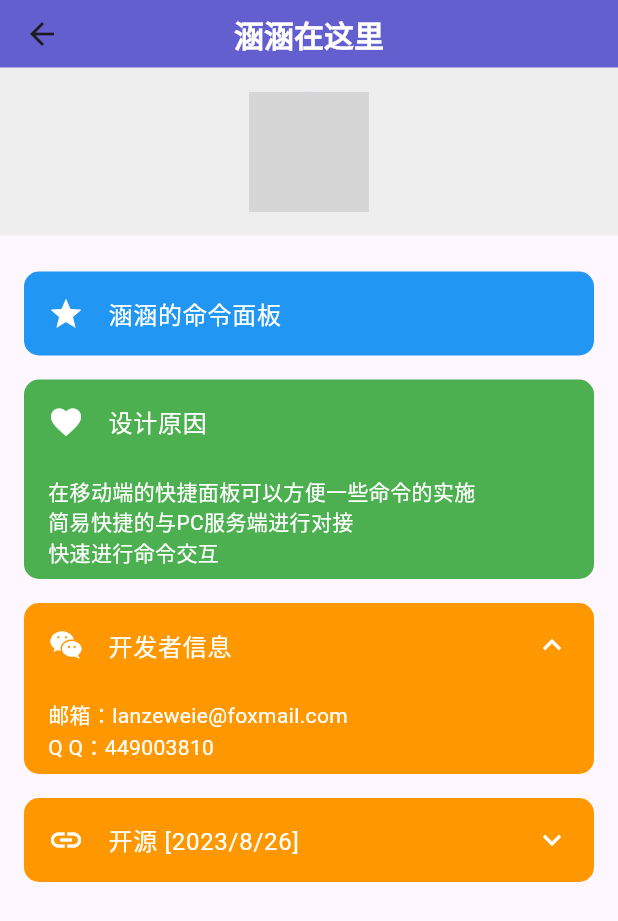
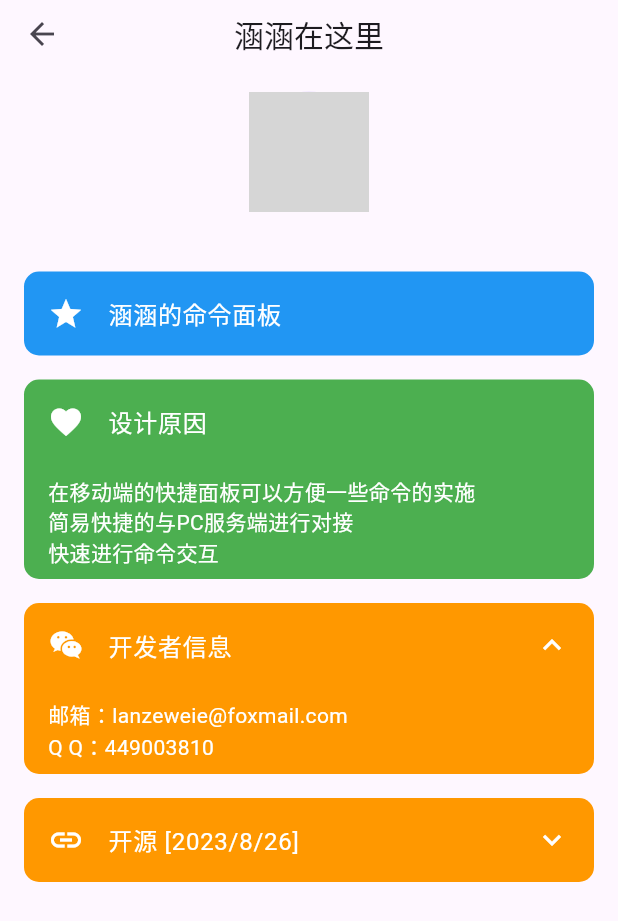
Before and after one commit to lanzeweie/HanHan, a Flutter app: the IntroductionPage screen opened directly, on a phone screen of 412 x 824 dp. Shown: the top 921 px of the screen. Run offline on Flutter 3.47's test engine with Material 3 defaults, Android fonts, the phone set to English and light mode, and no system bars; our stand-ins replace introduction_screen, shared_preferences; accounts and stored records are empty; network calls fail; grey boxes are pictures that could not be loaded.

Commit message:
更换主题颜色，添加深色模式

```diff
--- a/lib/Introduction.dart
+++ b/lib/Introduction.dart
@@ -1,6 +1,6 @@
 import 'package:flutter/material.dart';
 import 'package:url_launcher/url_launcher.dart';
-
+import 'color.dart';
 //介绍页面
 
 void main() {
@@ -17,8 +17,12 @@ class IntroductionApp extends StatelessWidget {
 }
 
 class IntroductionPage extends StatelessWidget {
+  bool isDarkMode = false;
   @override
   Widget build(BuildContext context) {
+    // 自动颜色主题
+    final Brightness brightness = MediaQuery.of(context).platformBrightness;
+    isDarkMode = brightness == Brightness.dark; // Update isDarkMode variable
     return Scaffold(
       appBar: PreferredSize(
         preferredSize: Size.fromHeight(45), // 设置顶部栏的高度为 80 像素
@@ -27,12 +31,14 @@ class IntroductionPage extends StatelessWidget {
             '涵涵在这里',
             style: TextStyle(
               fontSize: 20, // 设置字号为20
-              fontWeight: FontWeight.bold, // 设置粗体
-              color: Colors.white, // 设置文字颜色为黑色
+              color: AppColors.colorConfigText(isDarkMode),
             ),
           ),
           centerTitle: true, // 文字居中显示
-          backgroundColor: Color(0xFF645fce), // 设置背景颜色为 #6F3381
+          backgroundColor: AppColors.colorConfigKuangJia(isDarkMode),
+          iconTheme: IconThemeData(
+            color: AppColors.colorConfigJianTou(isDarkMode), // 设置返回箭头的颜色
+          ),
         ),
       ),
       body: SingleChildScrollView(
@@ -91,7 +97,7 @@ class ProfileHeader extends StatelessWidget {
   Widget build(BuildContext context) {
     return Container(
       padding: EdgeInsets.all(16.0),
-      color: Colors.grey[200],
+      color: Colors.transparent,
       child: Row(
         mainAxisAlignment: MainAxisAlignment.center,
         children: [
```
